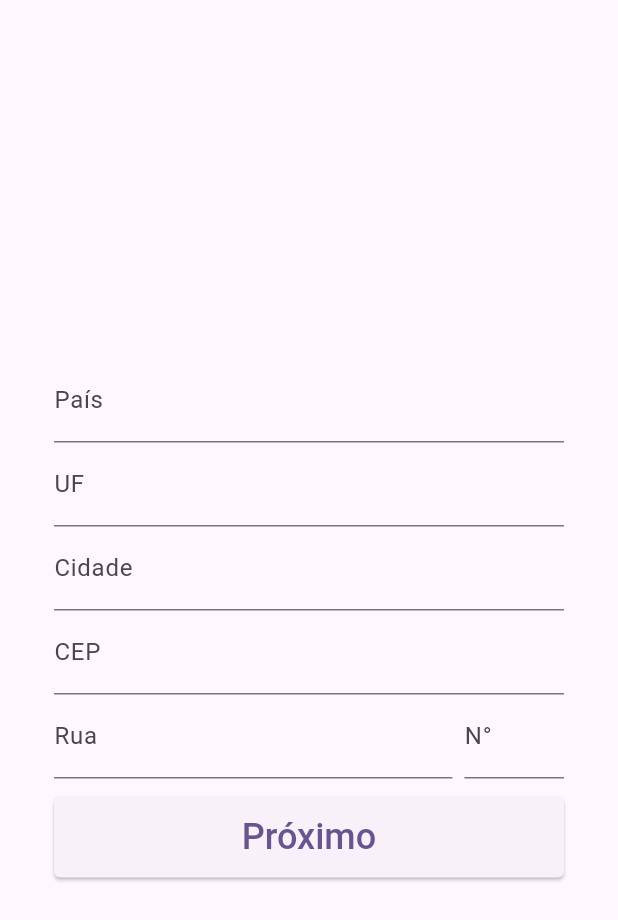
After one commit to JrSEngineer/procraft, a Flutter app: the screen it shows after launch, after a tap on "Entrar", after a tap on "Criar conta", on a phone screen of 412 x 824 dp. The commit adds this screen. Shown: the top 920 px of the screen. Run offline on Flutter 3.47's test engine with Material 3 defaults, Android fonts, the phone set to English and light mode, and no system bars; our stand-ins replace dio.

Commit message:
Creating app pages for login, user addres creation and user registration.

```diff
--- /dev/null
+++ b/lib/src/app/modules/authentication/create_user_address_page.dart
@@ -0,0 +1,150 @@
+import 'package:flutter/material.dart';
+import 'package:procraft/src/app/modules/authentication/register_user_page.dart';
+
+class CreateUserAddressPage extends StatefulWidget {
+  const CreateUserAddressPage({super.key});
+
+  @override
+  State<CreateUserAddressPage> createState() => _CreateUserAddressPageState();
+}
+
+class _CreateUserAddressPageState extends State<CreateUserAddressPage> {
+  final addressFormKey = GlobalKey<FormState>();
+
+  String country = "";
+  String state = "";
+  String city = "";
+  String street = "";
+  String addressNumber = "";
+  String zipCode = "";
+
+  bool loading = false;
+
+  @override
+  Widget build(BuildContext context) {
+    return Scaffold(
+      body: Form(
+        key: addressFormKey,
+        child: Padding(
+          padding: const EdgeInsets.symmetric(horizontal: 36),
+          child: Column(
+            mainAxisAlignment: MainAxisAlignment.center,
+            children: [
+              TextFormField(
+                decoration: const InputDecoration(label: Text('País')),
+                autovalidateMode: AutovalidateMode.onUserInteraction,
+                validator: (value) {
+                  if (value != null && value.isEmpty) {
+                    return "Por favor, informe o país onde você mora.";
+                  }
+                  return null;
+                },
+                onChanged: (value) => country = value,
+              ),
+              TextFormField(
+                decoration: const InputDecoration(label: Text('UF')),
+                autovalidateMode: AutovalidateMode.onUserInteraction,
+                validator: (value) {
+                  if (value != null && value.isEmpty) {
+                    return "Por favor, informe o estado onde você mora.";
+                  }
+                  return null;
+                },
+                onChanged: (value) => state = value,
+              ),
+              TextFormField(
+                decoration: const InputDecoration(label: Text('Cidade')),
+                autovalidateMode: AutovalidateMode.onUserInteraction,
+                validator: (value) {
+                  if (value != null && value.isEmpty) {
+                    return "Por favor, informe a cidade onde você mora.";
+                  }
+                  return null;
+                },
+                onChanged: (value) => city = value,
+              ),
+              TextFormField(
+                keyboardType: TextInputType.number,
+                decoration: const InputDecoration(label: Text('CEP')),
+                autovalidateMode: AutovalidateMode.onUserInteraction,
+                validator: (value) {
+                  if (value != null && value.isEmpty) {
+                    return "Por favor, informe o cep da sua localidade.";
+                  }
+                  return null;
+                },
+                onChanged: (value) => zipCode = value,
+              ),
+              Row(
+                children: [
+                  Expanded(
+                    flex: 4,
+                    child: TextFormField(
+                      decoration: const InputDecoration(label: Text('Rua')),
+                      autovalidateMode: AutovalidateMode.onUserInteraction,
+                      validator: (value) {
+                        if (value != null && value.isEmpty) {
+                          return "Por favor, informe a rua onde você.";
+                        }
+                        return null;
+                      },
+                      onChanged: (value) => street = value,
+                    ),
+                  ),
+                  SizedBox(width: 8),
+                  Expanded(
+                    flex: 1,
+                    child: TextFormField(
+                      keyboardType: TextInputType.number,
+                      decoration: const InputDecoration(label: Text('N°')),
+                      autovalidateMode: AutovalidateMode.onUserInteraction,
+                      validator: (value) {
+                        if (value != null && value.isEmpty) {
+                          return "N° inválido.";
+                        }
+                        return null;
+                      },
+                      onChanged: (value) => addressNumber = value,
+                    ),
+                  ),
+                ],
+              ),
+              const SizedBox(height: 12),
+              ElevatedButton(
+                style: ElevatedButton.styleFrom(
+                    fixedSize: Size(MediaQuery.sizeOf(context).width, 54),
+                    shape: RoundedRectangleBorder(
+                      borderRadius: BorderRadius.circular(4),
+                    ),
+                    textStyle: const TextStyle(fontSize: 24, fontWeight: FontWeight.w500)),
+                onPressed: () async {
+                  setState(() {
+                    loading = true;
+                  });
+
+                  if (addressFormKey.currentState!.validate()) {
+                    Navigator.of(context).push(
+                      MaterialPageRoute(
+                        builder: (context) => RegisterUserPage(address: {
+                          "street": street,
+                          "city": city,
+                          "state": state,
+                          "zipCode": zipCode,
+                          "country": country,
+                        }),
+                      ),
+                    );
+                  }
+                  setState(() {
+                    loading = false;
+                  });
+                },
+                child: loading ? const CircularProgressIndicator() : const Text("Próximo"),
+              ),
+            ],
+          ),
+        ),
+      ),
+    );
+  }
+}
--- /dev/null
+++ b/lib/src/app/modules/authentication/login_page.dart
@@ -0,0 +1,160 @@
+import 'dart:io';
+
+import 'package:flutter/material.dart';
+import 'package:dio/dio.dart';
+import 'package:procraft/src/app/modules/authentication/create_user_address_page.dart';
+
+class LoginPage extends StatefulWidget {
+  const LoginPage({super.key});
+
+  @override
+  State<StatefulWidget> createState() => _LoginPageState();
+}
+
+class _LoginPageState extends State<LoginPage> {
+  final loginFormKey = GlobalKey<FormState>();
+
+  String email = "";
+  String password = "";
+
+  bool loading = false;
+
+  @override
+  Widget build(BuildContext context) {
+    return Scaffold(
+      body: SizedBox(
+        height: MediaQuery.sizeOf(context).height,
+        width: MediaQuery.sizeOf(context).width,
+        child: Padding(
+          padding: const EdgeInsets.symmetric(horizontal: 36),
+          child: Form(
+            key: loginFormKey,
+            child: Column(
+              mainAxisAlignment: MainAxisAlignment.center,
+              children: [
+                TextFormField(
+                  decoration: const InputDecoration(label: Text('E-mail')),
+                  autovalidateMode: AutovalidateMode.onUserInteraction,
+                  validator: (value) {
+                    if (value != null && value.isEmpty) {
+                      return "Por favor, informe seu e-mail.";
+                    }
+                    return null;
+                  },
+                  onChanged: (value) => email = value,
+                ),
+                const SizedBox(height: 12),
+                TextFormField(
+                  decoration: const InputDecoration(label: Text('Senha')),
+                  autovalidateMode: AutovalidateMode.onUserInteraction,
+                  obscureText: true,
+                  validator: (value) {
+                    if (value != null && value.isEmpty) {
+                      return "Por favor, informe sua senha.";
+                    }
+                    return null;
+                  },
+                  onChanged: (value) => password = value,
+                ),
+                const SizedBox(height: 12),
+                ElevatedButton(
+                  style: ElevatedButton.styleFrom(
+                      fixedSize: Size(MediaQuery.sizeOf(context).width, 54),
+                      shape: RoundedRectangleBorder(
+                        borderRadius: BorderRadius.circular(4),
+                      ),
+                      textStyle: const TextStyle(fontSize: 24, fontWeight: FontWeight.w500)),
+                  onPressed: () async {
+                    setState(() {
+                      loading = true;
+                    });
+                    if (loginFormKey.currentState!.validate()) {
+                      await login(
+                        email,
+                        password,
+                        () => _onFailure(context, "Login não realizado. Verifique seus dados e sua conexão."),
+                        () => _onSuccess(context),
+                      );
+                      setState(() {
+                        loading = false;
+                      });
+
+                      return;
+                    }
+                    setState(() {
+                      loading = false;
+                    });
+                  },
+                  child: loading ? const CircularProgressIndicator() : const Text("Entrar"),
+                ),
+                const SizedBox(height: 36),
+                TextButton(
+                  onPressed: () {
+                    Navigator.of(context).push(
+                      MaterialPageRoute(
+                        builder: (context) => const CreateUserAddressPage(),
+                      ),
+                    );
+                  },
+                  child: Text(
+                    "Criar conta",
+                    style: Theme.of(context).textTheme.titleLarge,
+                  ),
+                )
+              ],
+            ),
+          ),
+        ),
+      ),
+    );
+  }
+}
+
+Future<void> login(String email, String password, Function onFailure, Function onSuccess) async {
+  try {
+    final dio = Dio();
+
+    final response = await dio.post(
+      'https://procraftapi.up.railway.app/api/authentication',
+      data: {
+        "email": email,
+        "password": password,
+      },
+    );
+
+    if (response.statusCode != HttpStatus.ok) {
+      onFailure();
+      return;
+    }
+
+    onSuccess();
+  } catch (e) {
+    onFailure();
+  }
+}
+
+_onFailure(BuildContext context, String message) {
+  ScaffoldMessenger.of(context).showSnackBar(
+    SnackBar(
+      backgroundColor: Theme.of(context).primaryColor,
+      content: Center(
+        child: Text(
+          message,
+          style: Theme.of(context).textTheme.bodySmall,
+        ),
+      ),
+    ),
+  );
+}
+
+_onSuccess(BuildContext context) {
+  Navigator.of(context).push(
+    MaterialPageRoute(
+      builder: (context) => const Scaffold(
+        body: Center(
+          child: Text('Home Page'),
+        ),
+      ),
+    ),
+  );
+}
```
Also changed, not shown: lib/main.dart (+2 -49 lines), lib/src/app/modules/authentication/register_user_page.dart (added, +222 -0 lines).
